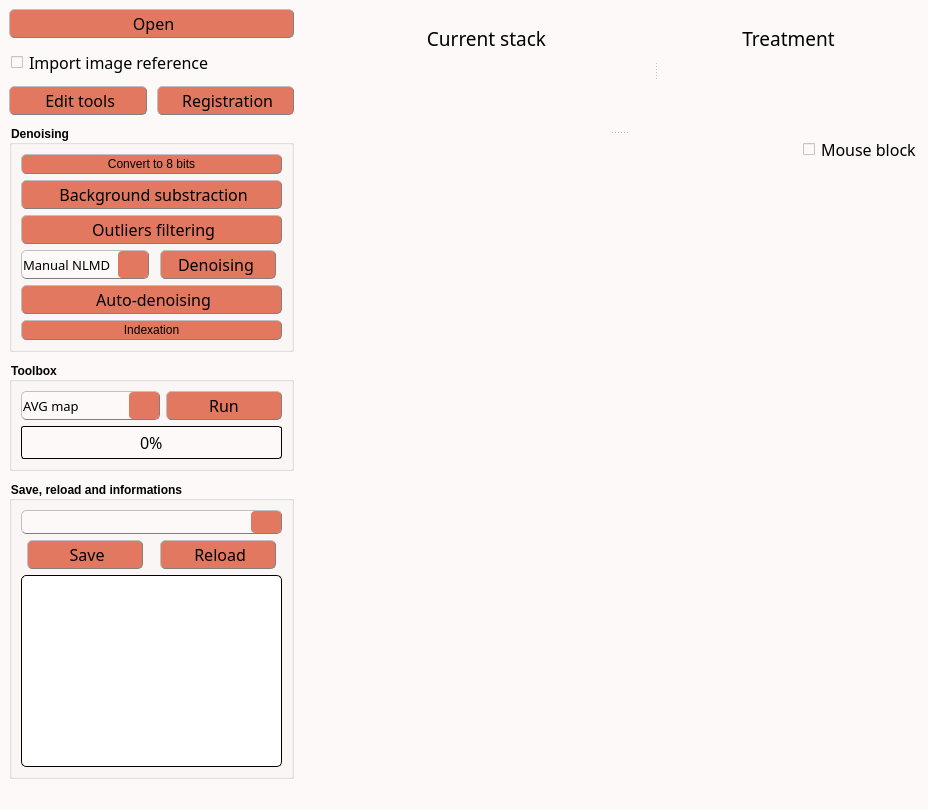
This is inichord/__main__.ui in Cyril-Langlois/iniCHORD as Qt 5 draws it before an edit. The edited form follows.
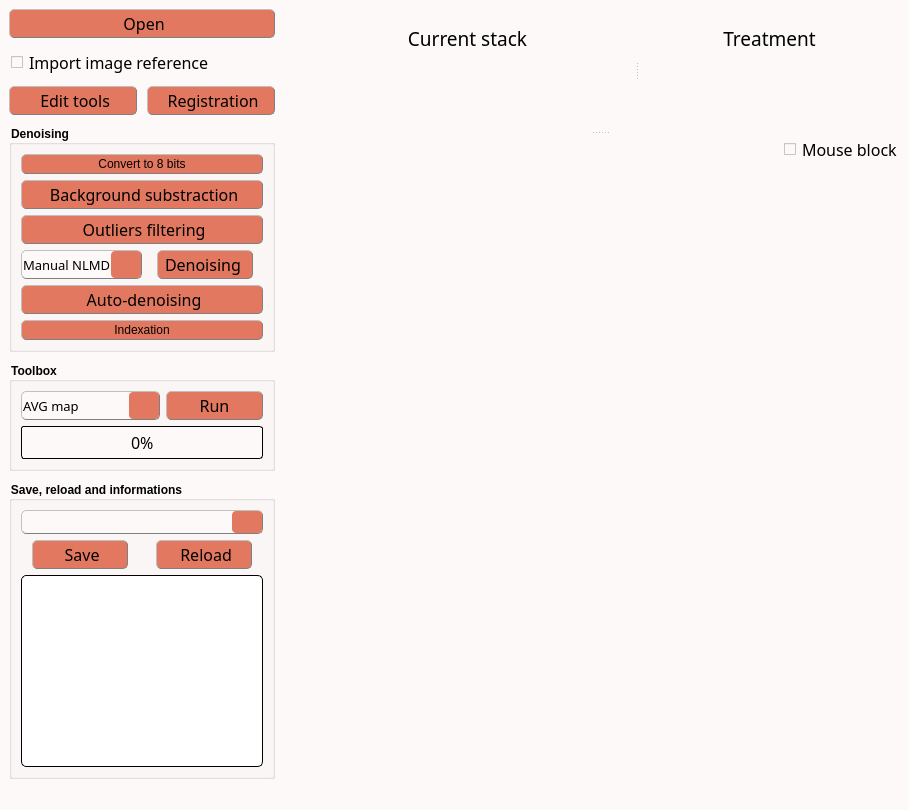
This is the edited form. Icons and pictures are not drawn. Custom widgets are drawn as their Qt base class.

```diff
--- a/inichord/__main__.ui
+++ b/inichord/__main__.ui
@@ -225,7 +225,7 @@
             </property>
             <property name="minimumSize">
              <size>
-              <width>116</width>
+              <width>96</width>
               <height>0</height>
              </size>
             </property>
@@ -304,7 +304,7 @@
             </property>
             <property name="minimumSize">
              <size>
-              <width>116</width>
+              <width>96</width>
               <height>0</height>
              </size>
             </property>
@@ -342,7 +342,7 @@
             </property>
             <property name="minimumSize">
              <size>
-              <width>116</width>
+              <width>96</width>
               <height>0</height>
              </size>
             </property>
@@ -405,7 +405,7 @@
              </property>
              <property name="minimumSize">
               <size>
-               <width>116</width>
+               <width>96</width>
                <height>0</height>
               </size>
              </property>
@@ -443,7 +443,7 @@
              </property>
              <property name="minimumSize">
               <size>
-               <width>116</width>
+               <width>96</width>
                <height>0</height>
               </size>
              </property>
@@ -526,7 +526,7 @@
                </property>
                <property name="minimumSize">
                 <size>
-                 <width>116</width>
+                 <width>96</width>
                  <height>0</height>
                 </size>
                </property>
@@ -566,7 +566,7 @@
              </property>
              <property name="minimumSize">
               <size>
-               <width>116</width>
+               <width>96</width>
                <height>0</height>
               </size>
              </property>
@@ -724,7 +724,7 @@
                </property>
                <property name="minimumSize">
                 <size>
-                 <width>116</width>
+                 <width>96</width>
                  <height>0</height>
                 </size>
                </property>
@@ -804,7 +804,7 @@
              </property>
              <property name="minimumSize">
               <size>
-               <width>94</width>
+               <width>79</width>
                <height>0</height>
               </size>
              </property>
@@ -855,7 +855,7 @@
                </property>
                <property name="minimumSize">
                 <size>
-                 <width>116</width>
+                 <width>96</width>
                  <height>0</height>
                 </size>
                </property>
@@ -893,7 +893,7 @@
                </property>
                <property name="minimumSize">
                 <size>
-                 <width>116</width>
+                 <width>96</width>
                  <height>0</height>
                 </size>
                </property>
```
Left out of the diff: 12 changed lines with no effect on the pictures.
